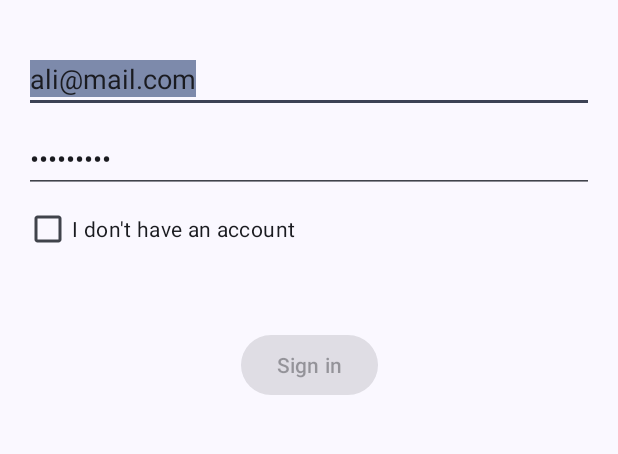
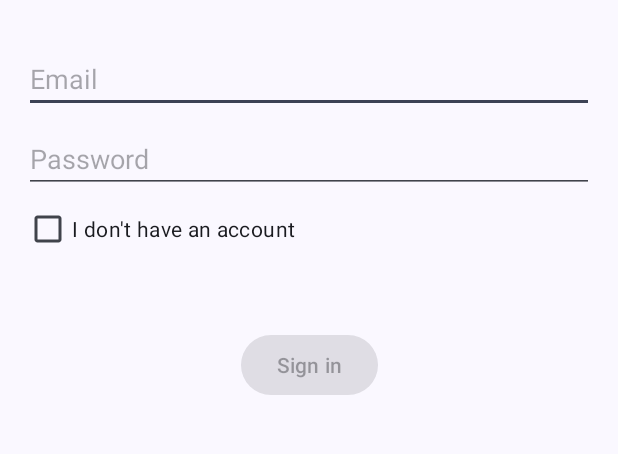
Before and after one commit to aliabbasnagari/InfoNest, an Android app: the screen it shows after launch (LoginActivity), on a phone screen of 412 x 824 dp, the part 265-719 px from its top. Run offline under Robolectric (Android 15) with nearby library versions, the phone set to English and light mode, and no system bars; our stand-ins replace Firebase (no records; nobody signed in at launch, a user with empty details on screens opened directly).

Commit message:
Progressbar Fixed, UI updates

```diff
--- a/app/src/main/java/com/cloudcare/infonest/presentation/activity/LoginActivity.kt
+++ b/app/src/main/java/com/cloudcare/infonest/presentation/activity/LoginActivity.kt
@@ -120,12 +120,11 @@ class LoginActivity : AppCompatActivity() {
         val intent = Intent(this, MainActivity::class.java)
         startActivity(intent)
     }
-}
 
     /**
      * Extension function to simplify setting an afterTextChanged action to EditText components.
      */
-fun EditText.afterTextChanged(afterTextChanged: (String) -> Unit) {
+    private fun EditText.afterTextChanged(afterTextChanged: (String) -> Unit) {
         this.addTextChangedListener(object : TextWatcher {
             override fun afterTextChanged(editable: Editable?) {
                 afterTextChanged.invoke(editable.toString())
@@ -135,3 +134,4 @@ fun EditText.afterTextChanged(afterTextChanged: (String) -> Unit) {
             override fun onTextChanged(s: CharSequence, start: Int, before: Int, count: Int) {}
         })
     }
+}
--- a/app/src/main/java/com/cloudcare/infonest/ui/login/LoginViewModel.kt
+++ b/app/src/main/java/com/cloudcare/infonest/ui/login/LoginViewModel.kt
@@ -21,6 +21,7 @@ class LoginViewModel(private val loginRepository: FirebaseRepository) : ViewMode
 
     fun login(email: String, password: String) {
         viewModelScope.launch {
+            _loginResult.value = LoginResult(success = null, error = null, errorMessage = null)
             try {
                 val result = loginRepository.login(email, password)
                 if (result is Result.Success) {
@@ -49,6 +50,7 @@ class LoginViewModel(private val loginRepository: FirebaseRepository) : ViewMode
 
     fun register(email: String, password: String) {
         viewModelScope.launch {
+            _loginResult.value = LoginResult(success = null, error = null, errorMessage = null)
             try {
                 val result = loginRepository.register(email, password)
                 if (result is Result.Success) {
--- a/app/src/main/res/layout/activity_login.xml
+++ b/app/src/main/res/layout/activity_login.xml
@@ -42,7 +42,6 @@
         android:layout_marginTop="30dp"
         android:hint="@string/prompt_email"
         android:inputType="textEmailAddress"
-        android:text="ali@mail.com"
         android:selectAllOnFocus="true"
         app:layout_constraintEnd_toEndOf="parent"
         app:layout_constraintStart_toStartOf="parent"
@@ -54,7 +53,6 @@
         android:layout_height="wrap_content"
         android:layout_marginTop="8dp"
         android:hint="@string/prompt_password"
-        android:text="P@ssme313"
         android:imeActionLabel="@string/action_sign_in_short"
         android:imeOptions="actionDone"
         android:inputType="textPassword"
@@ -91,13 +89,10 @@
         android:layout_width="wrap_content"
         android:layout_height="wrap_content"
         android:layout_gravity="center"
-        android:layout_marginTop="64dp"
-        android:layout_marginBottom="64dp"
         android:visibility="gone"
-        app:layout_constraintBottom_toBottomOf="parent"
-        app:layout_constraintEnd_toEndOf="@+id/password"
-        app:layout_constraintStart_toStartOf="@+id/password"
-        app:layout_constraintTop_toTopOf="parent"
-        app:layout_constraintVertical_bias="0.3" />
+        app:layout_constraintBottom_toTopOf="@+id/login"
+        app:layout_constraintEnd_toEndOf="parent"
+        app:layout_constraintStart_toStartOf="parent"
+        app:layout_constraintTop_toBottomOf="@+id/password" />
 
 </androidx.constraintlayout.widget.ConstraintLayout>
--- a/app/src/main/res/layout/activity_note_editor.xml
+++ b/app/src/main/res/layout/activity_note_editor.xml
@@ -3,7 +3,7 @@
     xmlns:app="http://schemas.android.com/apk/res-auto"
     android:layout_width="match_parent"
     android:layout_height="match_parent"
-    android:padding="50dp">
+    android:padding="30dp">
 
     <com.google.android.material.button.MaterialButton
         android:id="@+id/btnClose"
@@ -37,6 +37,7 @@
         android:layout_width="0dp"
         android:layout_height="0dp"
         android:layout_marginTop="16dp"
+        android:layout_marginBottom="16dp"
         app:layout_constraintBottom_toTopOf="@id/btnSave"
         app:layout_constraintEnd_toEndOf="parent"
         app:layout_constraintStart_toStartOf="parent"
```
Lines whose indentation alone changed are shown as unchanged.
